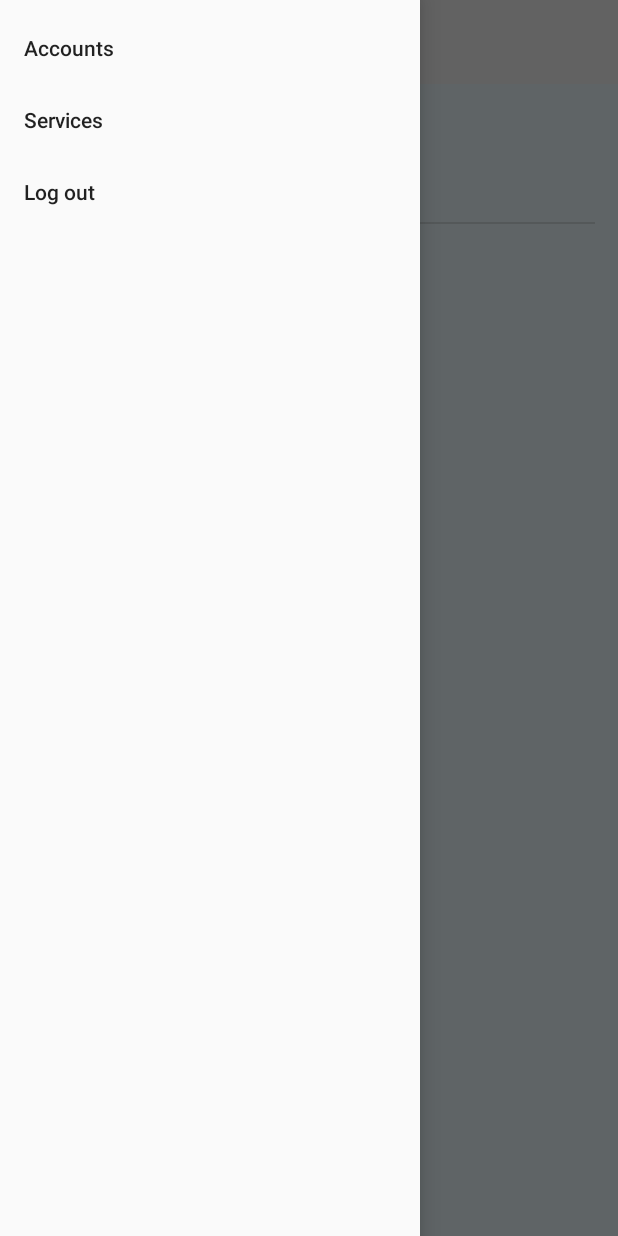
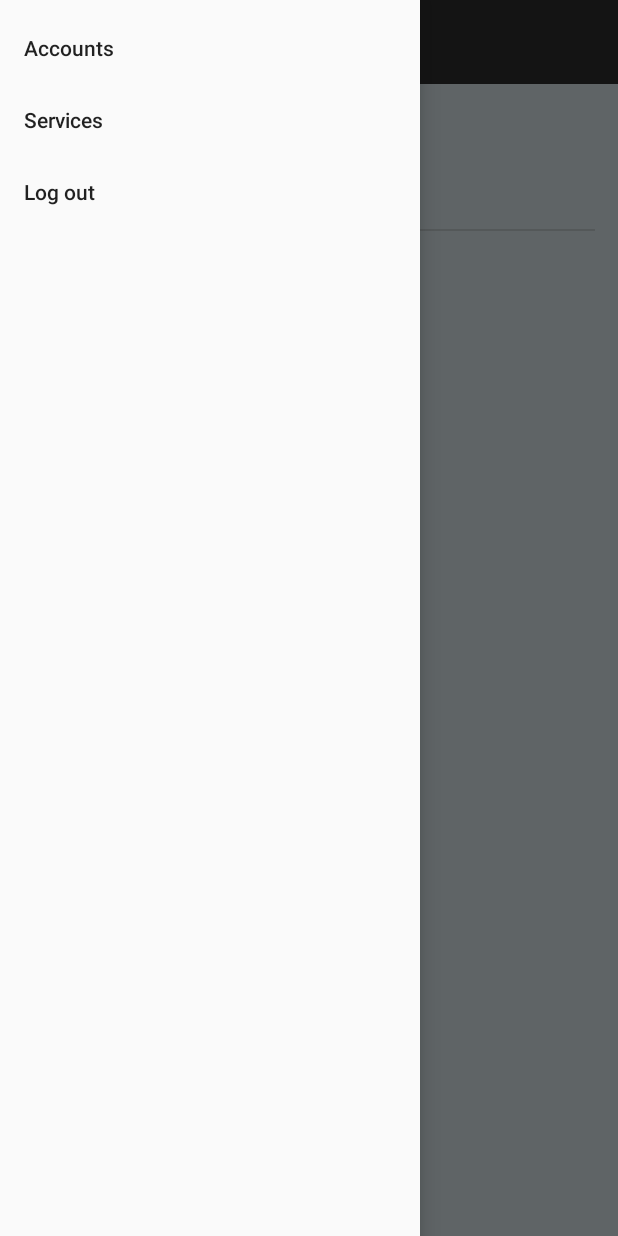
Before and after one commit to AndreiBaetica/Chippy, an Android app: the AdminWelcomePage screen opened directly, with no data from a screen before it, with the side drawer open, on a phone screen of 412 x 824 dp. Run offline under Robolectric (Android 15) with nearby library versions, the phone set to English and light mode, and no system bars; 4 statements that could not run were skipped.

Commit message:
Added app bar to all activities. Changed color scheme. Created activity for admin service editing.

```diff
--- a/Chippy/app/src/main/AndroidManifest.xml
+++ b/Chippy/app/src/main/AndroidManifest.xml
@@ -20,8 +20,8 @@
         <activity android:name=".CreateNewAccount" />
         <activity android:name=".AdminWelcomePage" />
         <activity android:name=".HomeOwnerWelcomePage" />
-        <activity android:name=".ServiceProviderWelcomePage"></activity>
-
+        <activity android:name=".ServiceProviderWelcomePage" />
+        <activity android:name=".AdminServiceEditor"></activity>
     </application>
 
 </manifest>
--- a/Chippy/app/src/main/java/com/example/janieamyot/chippy/AdminWelcomePage.java
+++ b/Chippy/app/src/main/java/com/example/janieamyot/chippy/AdminWelcomePage.java
@@ -10,6 +10,7 @@ import android.support.v7.app.ActionBar;
 import android.support.v7.app.AppCompatActivity;
 import android.view.MenuItem;
 import android.view.View;
+import android.widget.AdapterView;
 import android.widget.ArrayAdapter;
 import android.widget.LinearLayout;
 import android.widget.ListView;
@@ -33,18 +34,82 @@ public class AdminWelcomePage extends AppCompatActivity {
 
         Intent intent = this.getIntent();
         bundle = intent.getExtras();
+
+        //Account List Screen
         TextView welcome = findViewById(R.id.welcomeMessage);
         String welcomeMessage = "Welcome " + extractAccount() + ", logged as Admin";
         welcome.setText(welcomeMessage);
 
         ListView accountList = findViewById(R.id.accountList);
-        final ArrayList<String> list = displayAccounts();
-        ArrayAdapter adapter = new ArrayAdapter(this,android.R.layout.simple_list_item_1, list);
-        accountList.setAdapter(adapter);
+        final ArrayList<String> listAccounts = displayAccounts();
+        ArrayAdapter adapter1 = new ArrayAdapter(this,android.R.layout.simple_list_item_1, listAccounts);
+        accountList.setAdapter(adapter1);
+
+        //Service List Screen
+        ListView serviceList = findViewById(R.id.serviceList);
+        final ArrayList<String> listServices = displayServices();
+        ArrayAdapter adapter2 = new ArrayAdapter(this,android.R.layout.simple_list_item_1, listServices);
+        serviceList.setAdapter(adapter2);
+
+        serviceList.setOnItemClickListener(new AdapterView.OnItemClickListener() {
+            @Override
+            public void onItemClick(AdapterView<?> parent, View view, int position, long id) {
+                Intent editorLaunchInterest = new Intent(getApplicationContext(), AdminServiceEditor.class);
+                editorLaunchInterest.putExtra("position", position);
+                editorLaunchInterest.putExtra("name", listServices.get(position));
+                startActivityForResult(editorLaunchInterest, 0);
+            }
+        });
+    }
+
+    private ArrayList<String> displayAccounts(){
+        String accounts = "";
+
+        Integer counter = 1;
+        MyDBHandler dbHandler = new MyDBHandler(this);
+        ArrayList<Account> accountList = dbHandler.findAllAccounts();
+        ArrayList<String> listAccounts = new ArrayList<String>();
+
+        for(Account account : accountList) {
+            accounts = (counter.toString() + " " + account.toString());
+            if (account instanceof Admin) {
+                accounts = accounts.concat(" Type: Admin");
+            } if (account instanceof ServiceProvider) {
+                accounts = accounts.concat(" Type: Service provider");
+            } if (account instanceof HomeOwner) {
+                accounts = accounts.concat(" Type: Homeowner");
+            }
+            listAccounts.add(accounts);
+            counter ++;
+        }
+
+        dbHandler.close();
+        return listAccounts;
+    }
+
+    private ArrayList<String> displayServices(){
+        ArrayList<String> listServices = new ArrayList<String>();
+        return listServices;
+    }
+
+    private String extractAccount(){
+        Admin admin = (Admin) bundle.get("Account");
+        return admin.getUserName();
+    }
+
+    public void OnClickLogOut(View view){
+        Intent intent = new Intent(getApplication(), MainActivity.class);
+        startActivity(intent);
     }
 
     public void setupNavigationMenu(){
-        setupToolbar();
+        //Setup toolbar
+        Toolbar toolbar = findViewById(R.id.toolbar);
+        setSupportActionBar(toolbar);
+        ActionBar actionBar = getSupportActionBar();
+        actionBar.setDisplayHomeAsUpEnabled(true);
+        actionBar.setHomeAsUpIndicator(R.drawable.ic_menu);
+
         mDrawerLayout = findViewById(R.id.drawer_layout);
 
         NavigationView navigationView = findViewById(R.id.nav_view);
@@ -87,47 +152,5 @@ public class AdminWelcomePage extends AppCompatActivity {
         return super.onOptionsItemSelected(item);
     }
 
-    public void setupToolbar(){
-        Toolbar toolbar = findViewById(R.id.toolbar);
-        setSupportActionBar(toolbar);
-        ActionBar actionBar = getSupportActionBar();
-        actionBar.setDisplayHomeAsUpEnabled(true);
-        actionBar.setHomeAsUpIndicator(R.drawable.ic_menu);
-    }
-
-    private ArrayList<String> displayAccounts(){
-        String accounts = "";
-
-        Integer counter = 1;
-        MyDBHandler dbHandler = new MyDBHandler(this);
-        ArrayList<Account> accountList = dbHandler.findAllAccounts();
-        ArrayList<String> listAccounts = new ArrayList<String>();
-
-        for(Account account : accountList) {
-            accounts = (counter.toString() + " " + account.toString());
-            if (account instanceof Admin) {
-                accounts = accounts.concat(" Type: Admin");
-            } if (account instanceof ServiceProvider) {
-                accounts = accounts.concat(" Type: Service provider");
-            } if (account instanceof HomeOwner) {
-                accounts = accounts.concat(" Type: Homeowner");
-            }
-            listAccounts.add(accounts);
-            counter ++;
-        }
-
-        dbHandler.close();
-        return listAccounts;
-    }
-
-    private String extractAccount(){
-        Admin admin = (Admin) bundle.get("Account");
-        return admin.getUserName();
-    }
-
-    public void OnClickLogOut(View view){
-        Intent intent = new Intent(getApplication(), MainActivity.class);
-        startActivity(intent);
-    }
 
 }
--- a/Chippy/app/src/main/java/com/example/janieamyot/chippy/CreateNewAccount.java
+++ b/Chippy/app/src/main/java/com/example/janieamyot/chippy/CreateNewAccount.java
@@ -3,6 +3,7 @@ package com.example.janieamyot.chippy;
 import android.content.Intent;
 import android.support.v7.app.AppCompatActivity;
 import android.os.Bundle;
+import android.support.v7.widget.Toolbar;
 import android.view.View;
 import android.widget.Toast;
 import android.widget.EditText;
@@ -28,6 +29,7 @@ public class CreateNewAccount extends AppCompatActivity {
     protected void onCreate(Bundle savedInstanceState) {
         super.onCreate(savedInstanceState);
         setContentView(R.layout.activity_create_new_account);
+        setSupportActionBar((Toolbar) findViewById(R.id.toolbar));
     }
     //TODO: Refinement: Refactor select methods into one switch statement
     public void selectAdmin(View view) {
--- a/Chippy/app/src/main/java/com/example/janieamyot/chippy/HomeOwnerWelcomePage.java
+++ b/Chippy/app/src/main/java/com/example/janieamyot/chippy/HomeOwnerWelcomePage.java
@@ -3,6 +3,7 @@ package com.example.janieamyot.chippy;
 import android.content.Intent;
 import android.support.v7.app.AppCompatActivity;
 import android.os.Bundle;
+import android.support.v7.widget.Toolbar;
 import android.view.View;
 import android.widget.TextView;
 
@@ -14,6 +15,8 @@ public class HomeOwnerWelcomePage extends AppCompatActivity {
     protected void onCreate(Bundle savedInstanceState) {
         super.onCreate(savedInstanceState);
         setContentView(R.layout.activity_home_owner_welcome_page);
+        setSupportActionBar((Toolbar) findViewById(R.id.toolbar));
+
         Intent intent = this.getIntent();
         bundle = intent.getExtras();
         TextView welcome = findViewById(R.id.welcomeMessage);
--- a/Chippy/app/src/main/java/com/example/janieamyot/chippy/Login.java
+++ b/Chippy/app/src/main/java/com/example/janieamyot/chippy/Login.java
@@ -6,6 +6,7 @@ import android.os.Bundle;
 import android.view.View;
 import android.widget.EditText;
 import android.widget.Toast;
+import android.support.v7.widget.Toolbar;
 
 public class Login extends AppCompatActivity {
 
@@ -13,8 +14,10 @@ public class Login extends AppCompatActivity {
     protected void onCreate(Bundle savedInstanceState) {
         super.onCreate(savedInstanceState);
         setContentView(R.layout.activity_login);
+        Toolbar myToolbar = (Toolbar) findViewById(R.id.toolbar);
+        setSupportActionBar(myToolbar);
+    }
 
-    }
     public void OnLoginClick(View view){
         EditText userName = findViewById(R.id.userNameField);
         EditText password = findViewById(R.id.passwordField);
--- a/Chippy/app/src/main/java/com/example/janieamyot/chippy/MainActivity.java
+++ b/Chippy/app/src/main/java/com/example/janieamyot/chippy/MainActivity.java
@@ -3,6 +3,7 @@ package com.example.janieamyot.chippy;
 import android.content.Intent;
 import android.support.v7.app.AppCompatActivity;
 import android.os.Bundle;
+import android.support.v7.widget.Toolbar;
 import android.view.View;
 
 public class MainActivity extends AppCompatActivity {
@@ -11,6 +12,7 @@ public class MainActivity extends AppCompatActivity {
     protected void onCreate(Bundle savedInstanceState) {
         super.onCreate(savedInstanceState);
         setContentView(R.layout.activity_main);
+        setSupportActionBar((Toolbar) findViewById(R.id.toolbar));
     }
     public void OnLoginClick(View view){
         Intent intent = new Intent(getApplicationContext(), Login.class);
--- a/Chippy/app/src/main/java/com/example/janieamyot/chippy/ServiceProviderWelcomePage.java
+++ b/Chippy/app/src/main/java/com/example/janieamyot/chippy/ServiceProviderWelcomePage.java
@@ -5,6 +5,7 @@ import android.app.Activity;
 import android.content.Intent;
 import android.support.v7.app.AppCompatActivity;
 import android.os.Bundle;
+import android.support.v7.widget.Toolbar;
 import android.view.View;
 import android.widget.TextView;
 
@@ -16,6 +17,8 @@ public class ServiceProviderWelcomePage extends AppCompatActivity {
     protected void onCreate(Bundle savedInstanceState) {
         super.onCreate(savedInstanceState);
         setContentView(R.layout.activity_service_provider_welcome_page);
+        setSupportActionBar((Toolbar) findViewById(R.id.toolbar));
+
         Intent intent = this.getIntent();
         bundle = intent.getExtras();
         TextView welcome = findViewById(R.id.welcomeMessage);
--- a/Chippy/app/src/main/res/drawable/ic_menu.xml
+++ b/Chippy/app/src/main/res/drawable/ic_menu.xml
@@ -4,6 +4,6 @@
         android:viewportWidth="24.0"
         android:viewportHeight="24.0">
     <path
-        android:fillColor="#FF000000"
+        android:fillColor="#FFFFFFFF"
         android:pathData="M2,15.5v2h20v-2L2,15.5zM2,10.5v2h20v-2L2,10.5zM2,5.5v2h20v-2L2,5.5z"/>
 </vector>
--- a/Chippy/app/src/main/res/layout/activity_admin_page.xml
+++ b/Chippy/app/src/main/res/layout/activity_admin_page.xml
@@ -41,7 +41,7 @@
                     android:id="@+id/accountList"
                     android:layout_width="match_parent"
                     android:layout_height="455dp"
-                    android:layout_marginTop="15dp"
+                    android:layout_marginTop="20dp"
                     android:paddingLeft="15dp"
                     android:paddingRight="15dp" />
 
@@ -56,7 +56,7 @@
                 android:id="@+id/admin_services_view">
 
                 <TextView
-                    android:id="@+id/welcomeMessage2"
+                    android:id="@+id/servicePageTitle"
                     android:layout_width="match_parent"
                     android:layout_height="wrap_content"
                     android:layout_marginTop="60dp"
@@ -92,8 +92,8 @@
             android:id="@+id/toolbar"
             android:layout_width="match_parent"
             android:layout_height="?attr/actionBarSize"
-            android:background="?attr/colorPrimary"
-            android:theme="@style/ThemeOverlay.AppCompat.ActionBar" />
+            android:background="@color/colorPrimary"
+            android:theme="@style/ThemeOverlay.AppCompat.Dark.ActionBar" />
 
     </FrameLayout>
 
--- a/Chippy/app/src/main/res/layout/activity_login.xml
+++ b/Chippy/app/src/main/res/layout/activity_login.xml
@@ -12,6 +12,12 @@
         android:layout_height="fill_parent"
         android:orientation="vertical">
 
+        <android.support.v7.widget.Toolbar
+            android:id="@+id/toolbar"
+            android:layout_width="match_parent"
+            android:layout_height="?attr/actionBarSize"
+            android:background="@color/colorPrimary"
+            android:theme="@style/ActionBarTheme" />
 
         <Space
             android:layout_width="match_parent"
--- a/Chippy/app/src/main/res/values/colors.xml
+++ b/Chippy/app/src/main/res/values/colors.xml
@@ -1,8 +1,9 @@
 <?xml version="1.0" encoding="utf-8"?>
 <resources>
-    <color name="colorPrimary">#3f51b5</color>
+    <color name="colorPrimary">#333333</color>
     <color name="colorPrimaryDark">#303F9F</color>
     <color name="colorAccent">#FF4081</color>
     <color name="colorBackground">#effaff</color>
     <color name="colorButton">#333333</color>
+    <color name="colorWhite">#ffffff</color>
 </resources>
```
Also changed, not shown: Chippy/app/src/main/java/com/example/janieamyot/chippy/AdminServiceEditor.java (added, +15 -0 lines), Chippy/app/src/main/res/layout/activity_admin_service_editor.xml (added, +74 -0 lines), Chippy/app/src/main/res/layout/activity_admin_welcome_page.xml (deleted, +0 -56 lines), Chippy/app/src/main/res/layout/activity_create_new_account.xml (+7 -0 lines), Chippy/app/src/main/res/layout/activity_home_owner_welcome_page.xml (+25 -1 lines), Chippy/app/src/main/res/layout/activity_main.xml (+7 -0 lines), Chippy/app/src/main/res/layout/activity_service_provider_welcome_page.xml (+24 -1 lines), Chippy/app/src/main/res/values/styles.xml (+7 -1 lines).
